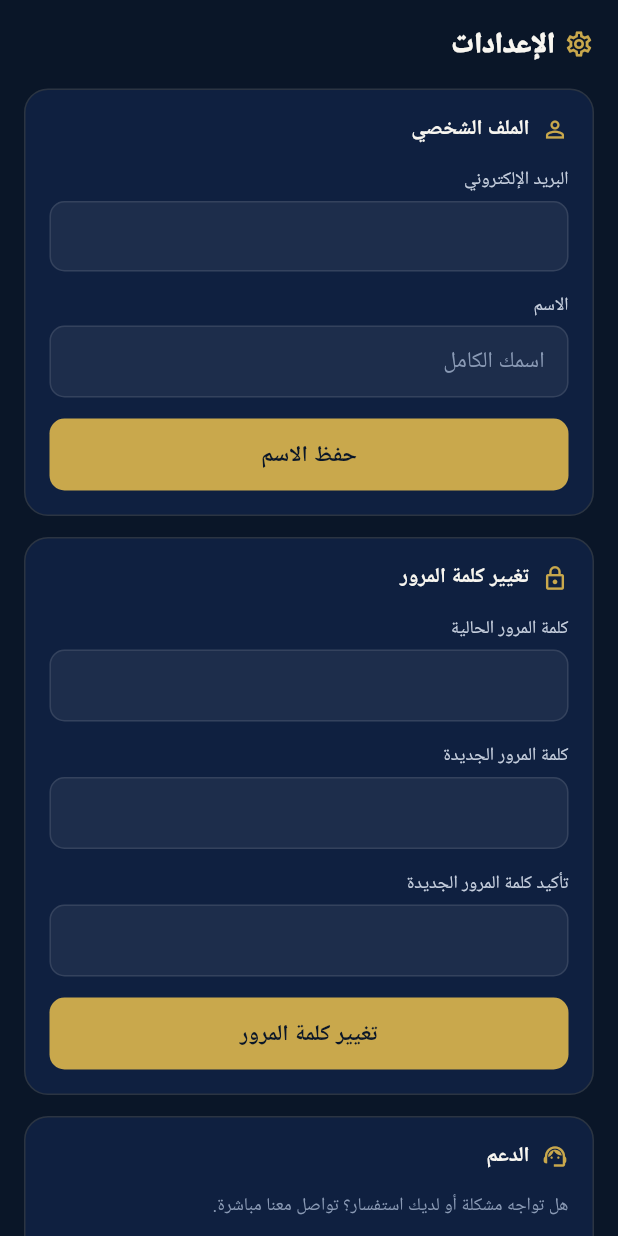
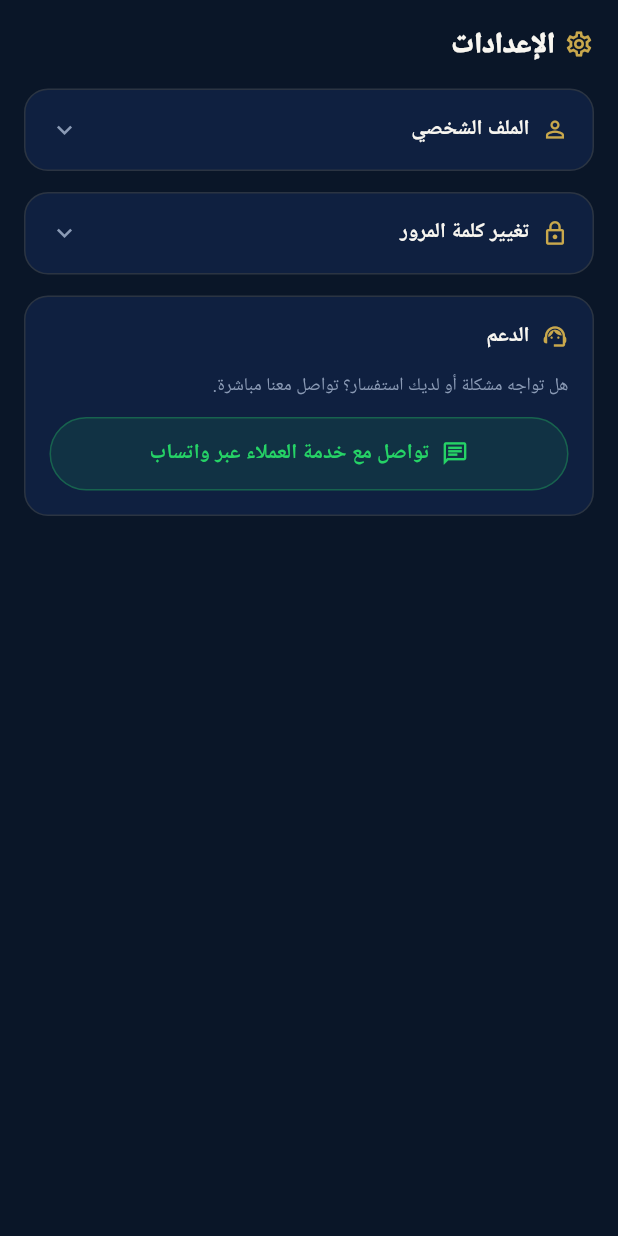
Before and after one commit to agwida-app/banking-app-native, a Flutter app: the SettingsScreen widget shown alone on an empty page, opened directly, on a phone screen of 412 x 824 dp. Run offline on Flutter 3.47's test engine with Material 3 defaults, Android fonts, the phone set to English and light mode, and no system bars; our stand-ins replace app_links, cloud_firestore, firebase_auth, firebase_core, share_plus, shared_preferences; accounts and stored records are empty.

Commit message:
Collapse settings profile/password sections, expand on tap
The Settings tab showed every field for both sections open at once.
Profile and password change now start collapsed behind their header,
expanding (with an animated chevron + height transition) only when
tapped, so the screen reads as two short rows until the user needs them.
Support section is left as-is since it was already short.

Co-Authored-By: Claude Sonnet 5 <noreply@anthropic.com>
Claude-Session: https://claude.ai/code/session_01B8DnvxptNzi3oQZzHiYkzn

```diff
--- a/flutter_app/lib/screens/settings_screen.dart
+++ b/flutter_app/lib/screens/settings_screen.dart
@@ -26,6 +26,8 @@ class _SettingsScreenState extends State<SettingsScreen> {
   bool nameMsgIsError = false;
   String? pwMsg;
   bool pwMsgIsError = false;
+  bool profileOpen = false;
+  bool passwordOpen = false;
 
   @override
   void initState() {
@@ -121,7 +123,16 @@ class _SettingsScreenState extends State<SettingsScreen> {
     if (mounted) setState(() => savingPassword = false);
   }
 
-  Widget _sectionCard(AppColors colors, {required String title, required IconData icon, required List<Widget> children}) {
+  Widget _sectionCard(
+    AppColors colors, {
+    required String title,
+    required IconData icon,
+    required List<Widget> children,
+    bool? expanded,
+    VoidCallback? onToggle,
+  }) {
+    final collapsible = onToggle != null;
+    final isOpen = expanded ?? true;
     return Container(
       margin: const EdgeInsets.only(bottom: 14),
       padding: const EdgeInsets.all(16),
@@ -129,15 +140,37 @@ class _SettingsScreenState extends State<SettingsScreen> {
       child: Column(
         crossAxisAlignment: CrossAxisAlignment.stretch,
         children: [
-          Row(
+          InkWell(
+            onTap: onToggle,
+            borderRadius: BorderRadius.circular(10),
+            child: Row(
               children: [
                 Icon(icon, size: 18, color: colors.gold),
                 const SizedBox(width: 8),
-              Text(title, style: TextStyle(color: colors.text, fontSize: 14, fontWeight: FontWeight.w700)),
+                Expanded(child: Text(title, style: TextStyle(color: colors.text, fontSize: 14, fontWeight: FontWeight.w700))),
+                if (collapsible)
+                  AnimatedRotation(
+                    turns: isOpen ? 0.5 : 0,
+                    duration: const Duration(milliseconds: 200),
+                    child: Icon(Icons.keyboard_arrow_down, size: 20, color: colors.textMuted),
+                  ),
               ],
             ),
+          ),
+          AnimatedSize(
+            duration: const Duration(milliseconds: 220),
+            curve: Curves.easeInOut,
+            alignment: Alignment.topCenter,
+            child: !isOpen
+                ? const SizedBox(width: double.infinity)
+                : Column(
+                    crossAxisAlignment: CrossAxisAlignment.stretch,
+                    children: [
                       const SizedBox(height: 14),
                       ...children,
+                    ],
+                  ),
+          ),
         ],
       ),
     );
@@ -166,6 +199,8 @@ class _SettingsScreenState extends State<SettingsScreen> {
             colors,
             title: 'الملف الشخصي',
             icon: Icons.person_outline,
+            expanded: profileOpen,
+            onToggle: () => setState(() => profileOpen = !profileOpen),
             children: [
               Text('البريد الإلكتروني', style: TextStyle(fontSize: 12, color: colors.textSoft)),
               const SizedBox(height: 5),
@@ -185,6 +220,8 @@ class _SettingsScreenState extends State<SettingsScreen> {
             colors,
             title: 'تغيير كلمة المرور',
             icon: Icons.lock_outline,
+            expanded: passwordOpen,
+            onToggle: () => setState(() => passwordOpen = !passwordOpen),
             children: [
               ThemedField(label: 'كلمة المرور الحالية', controller: currentPwCtrl, colors: colors, obscure: true),
               ThemedField(label: 'كلمة المرور الجديدة', controller: newPwCtrl, colors: colors, obscure: true),
```
Lines whose indentation alone changed are shown as unchanged.
